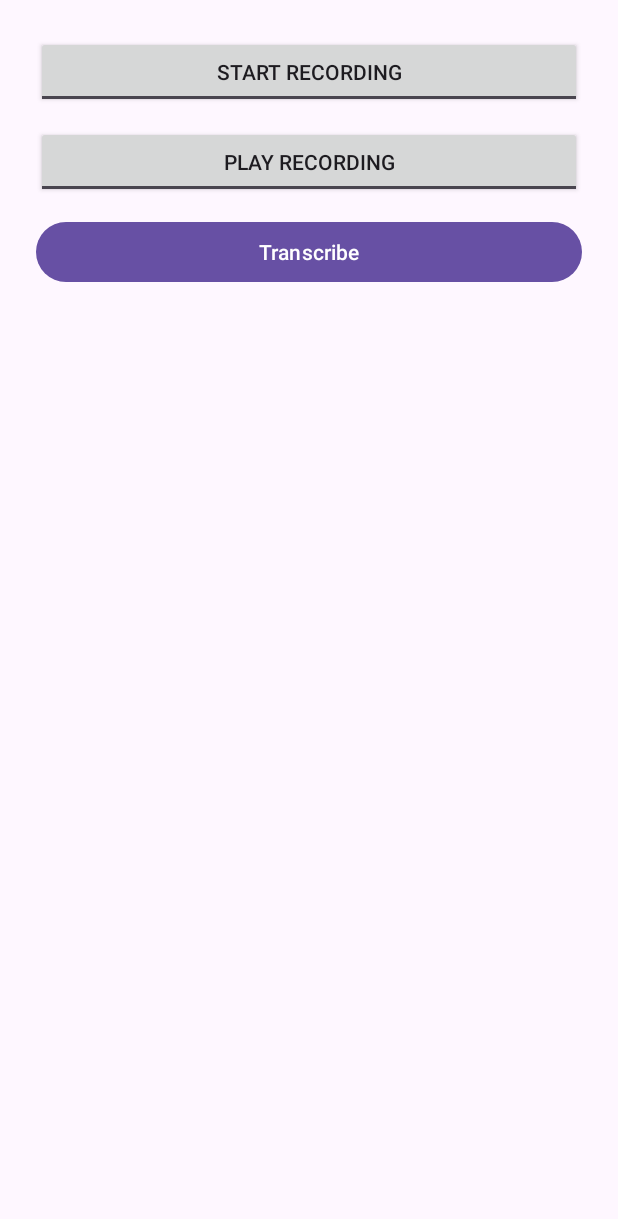
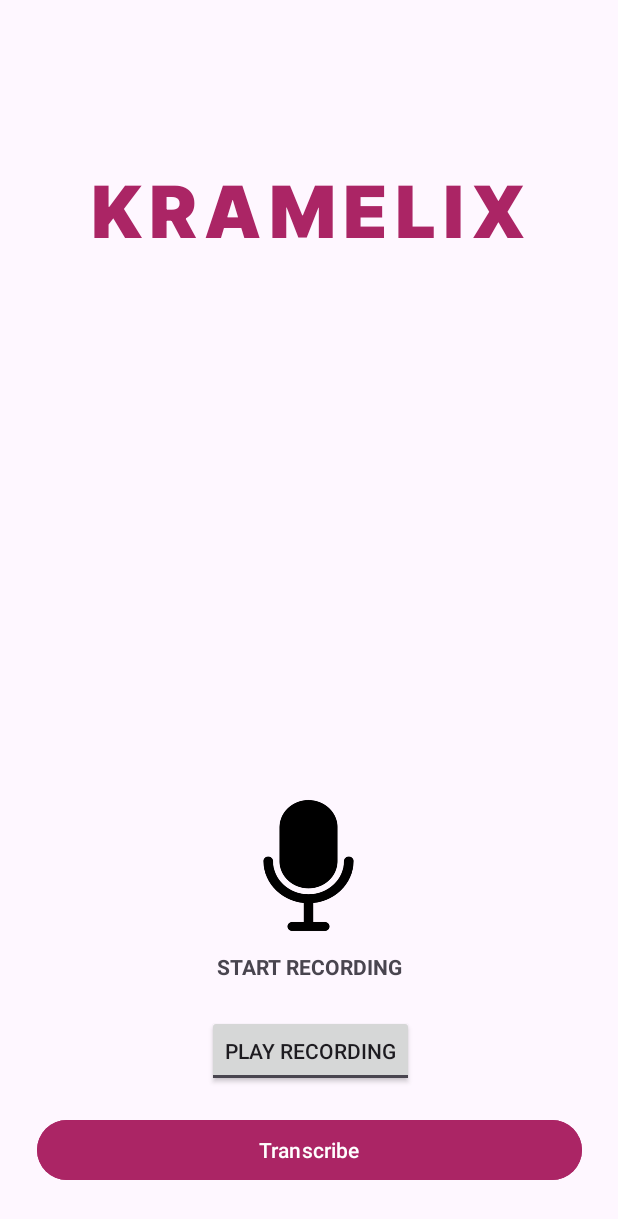
Before and after one commit to kkristene3/Kramelix, an Android app: the screen it shows after launch (MainActivity), on a phone screen of 412 x 824 dp. Shown: the top 1219 px of the screen. Run offline under Robolectric (Android 15) with nearby library versions, the phone set to English and light mode, and no system bars; Roboto replaces fonts that are not available here.

Commit message:
Add UI changes

```diff
--- a/Kramelix_app/app/src/main/java/com/example/kramelix/MainActivity.java
+++ b/Kramelix_app/app/src/main/java/com/example/kramelix/MainActivity.java
@@ -12,6 +12,7 @@ import android.os.Bundle;
 import android.os.Environment;
 import android.util.Log;
 import android.widget.Button;
+import android.widget.TextView;
 import android.widget.Toast;
 import android.widget.ToggleButton;
 
@@ -41,6 +42,7 @@ public class MainActivity extends AppCompatActivity {
     private ToggleButton recordButton;
     private ToggleButton playRecButton;
     private Button transcribeButton;
+    private TextView recordText;
 
     private MediaPlayer mediaPlayer;
     private PcmRecorder pcmRecorder = new PcmRecorder();
@@ -73,12 +75,14 @@ public class MainActivity extends AppCompatActivity {
         recordButton = findViewById(R.id.recordButton);
         playRecButton = findViewById(R.id.playRecButton);
         transcribeButton = findViewById(R.id.transcribeButton);
+        recordText = findViewById(R.id.recordText);
 
         // RECORD toggle
         recordButton.setOnClickListener(v -> {
             if (recordButton.isChecked()) {
                 if (hasRecordPermission()) {
                     startRecording();
+                    recordText.setText(R.string.stop_recording); // change text when recorder is clicked
                 } else {
                     recordPendingAfterPermission = true;
                     ActivityCompat.requestPermissions(this,
@@ -87,6 +91,7 @@ public class MainActivity extends AppCompatActivity {
                 }
             } else {
                 stopRecording();
+                recordText.setText(R.string.start_recording); // change text when recorder is turned off
             }
         });
 
--- a/Kramelix_app/app/src/main/res/layout/activity_main.xml
+++ b/Kramelix_app/app/src/main/res/layout/activity_main.xml
@@ -1,31 +1,92 @@
 <?xml version="1.0" encoding="utf-8"?>
-<LinearLayout xmlns:android="http://schemas.android.com/apk/res/android"
+<androidx.constraintlayout.widget.ConstraintLayout xmlns:android="http://schemas.android.com/apk/res/android"
+    xmlns:app="http://schemas.android.com/apk/res-auto"
+    xmlns:tools="http://schemas.android.com/tools"
     android:id="@+id/main"
     android:layout_width="match_parent"
     android:layout_height="match_parent"
-    android:orientation="vertical"
-    android:padding="24dp">
+    tools:context=".MainActivity">
+
+
+    <TextView
+        android:id="@+id/app_title"
+        android:layout_width="wrap_content"
+        android:layout_height="wrap_content"
+        android:layout_marginStart="60dp"
+        android:layout_marginTop="104dp"
+        android:layout_marginEnd="60dp"
+        android:fontFamily="@font/inter_black"
+        android:letterSpacing="0.1"
+        android:text="@string/kramelix_title"
+        android:textAppearance="@style/TextAppearance.AppCompat.Large"
+        android:textColor="@color/primary_color"
+        android:textSize="48sp"
+        android:textStyle="bold"
+        android:typeface="normal"
+        app:layout_constraintEnd_toEndOf="parent"
+        app:layout_constraintStart_toStartOf="parent"
+        app:layout_constraintTop_toTopOf="parent" />
 
     <ToggleButton
         android:id="@+id/recordButton"
-        android:layout_width="match_parent"
+        android:layout_width="106dp"
+        android:layout_height="99dp"
+        android:layout_marginStart="152dp"
+        android:layout_marginTop="435dp"
+        android:layout_marginEnd="153dp"
+        android:layout_marginBottom="197dp"
+        android:background="@drawable/microphone"
+        android:checked="false"
+        android:textOff="@string/empty_string"
+        android:textOn="@string/empty_string"
+        app:layout_constraintBottom_toBottomOf="parent"
+        app:layout_constraintEnd_toEndOf="parent"
+        app:layout_constraintStart_toStartOf="parent"
+        tools:ignore="ExtraText" />
+
+    <TextView
+        android:id="@+id/recordText"
+        android:layout_width="wrap_content"
         android:layout_height="wrap_content"
-        android:textOn="Stop Recording"
-        android:textOff="Start Recording" />
+        android:layout_marginStart="143dp"
+        android:layout_marginTop="542dp"
+        android:layout_marginEnd="143dp"
+        android:layout_marginBottom="170dp"
+        android:clickable="false"
+        android:text="@string/start_recording"
+        android:textAlignment="center"
+        android:textAllCaps="true"
+        android:textStyle="bold"
+        app:layout_constraintBottom_toBottomOf="parent"
+        app:layout_constraintEnd_toEndOf="parent"
+        app:layout_constraintStart_toStartOf="parent" />
 
     <ToggleButton
         android:id="@+id/playRecButton"
-        android:layout_width="match_parent"
+        android:layout_width="wrap_content"
         android:layout_height="wrap_content"
-        android:textOn="Stop Playback"
+        android:layout_marginStart="137dp"
+        android:layout_marginTop="584dp"
+        android:layout_marginEnd="136dp"
+        android:layout_marginBottom="99dp"
+        android:text="@string/empty_string"
         android:textOff="Play Recording"
-        android:layout_marginTop="12dp" />
+        android:textOn="Stop Playing"
+        app:layout_constraintBottom_toBottomOf="parent"
+        app:layout_constraintEnd_toEndOf="parent"
+        app:layout_constraintStart_toStartOf="parent"  />
 
     <Button
         android:id="@+id/transcribeButton"
-        android:layout_width="match_parent"
+        android:layout_width="363dp"
         android:layout_height="wrap_content"
+        android:layout_marginStart="24dp"
+        android:layout_marginEnd="24dp"
+        android:layout_marginBottom="33dp"
         android:text="Transcribe"
-        android:layout_marginTop="12dp" />
+        android:backgroundTint="@color/primary_color"
+        app:layout_constraintBottom_toBottomOf="parent"
+        app:layout_constraintEnd_toEndOf="parent"
+        app:layout_constraintStart_toStartOf="parent" />
 
-</LinearLayout>
+</androidx.constraintlayout.widget.ConstraintLayout>
--- /dev/null
+++ b/Kramelix_app/app/src/main/res/values-night/colors.xml
@@ -0,0 +1,5 @@
+<?xml version="1.0" encoding="utf-8"?>
+<resources>
+    <!-- Dark Mode Colors -->
+    <color name="primary_color">#B48DA0</color>
+</resources>
--- a/Kramelix_app/app/src/main/res/values-night/themes.xml
+++ b/Kramelix_app/app/src/main/res/values-night/themes.xml
@@ -3,5 +3,8 @@
     <style name="Base.Theme.Kramelix" parent="Theme.Material3.DayNight.NoActionBar">
         <!-- Customize your dark theme here. -->
         <!-- <item name="colorPrimary">@color/my_dark_primary</item> -->
+        <!-- <attr name="new color name">@color/name of color</attr> -->
+        <item name= "colorPrimary">@color/primary_color</item>
+
     </style>
 </resources>
--- a/Kramelix_app/app/src/main/res/values/colors.xml
+++ b/Kramelix_app/app/src/main/res/values/colors.xml
@@ -2,4 +2,6 @@
 <resources>
     <color name="black">#FF000000</color>
     <color name="white">#FFFFFFFF</color>
+    <color name="primary_color">#AB2565</color>
+
 </resources>
--- a/Kramelix_app/app/src/main/res/values/strings.xml
+++ b/Kramelix_app/app/src/main/res/values/strings.xml
@@ -1,3 +1,7 @@
 <resources>
     <string name="app_name">Kramelix</string>
+    <string name="empty_string" />
+    <string name="stop_recording">STOP RECORDING</string>
+    <string name="start_recording">START RECORDING</string>
+    <string name="kramelix_title">KRAMELIX</string>
 </resources>
--- a/Kramelix_app/app/src/main/res/values/themes.xml
+++ b/Kramelix_app/app/src/main/res/values/themes.xml
@@ -3,6 +3,7 @@
     <style name="Base.Theme.Kramelix" parent="Theme.Material3.DayNight.NoActionBar">
         <!-- Customize your light theme here. -->
         <!-- <item name="colorPrimary">@color/my_light_primary</item> -->
+        <item name= "colorPrimary">@color/primary_color</item>
     </style>
 
     <style name="Theme.Kramelix" parent="Base.Theme.Kramelix" />
```
Also changed, not shown: Kramelix_app/app/src/main/res/drawable/microphone.png (added), Kramelix_app/app/src/main/res/font/inter_black.ttf (added), 1 other file.
